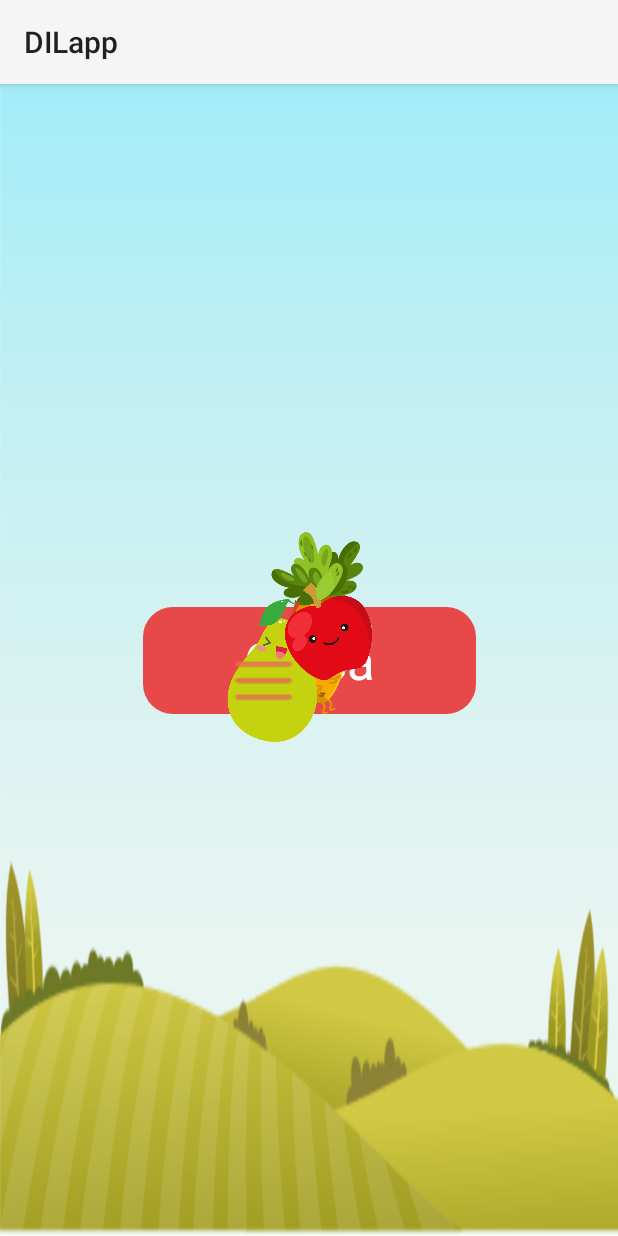
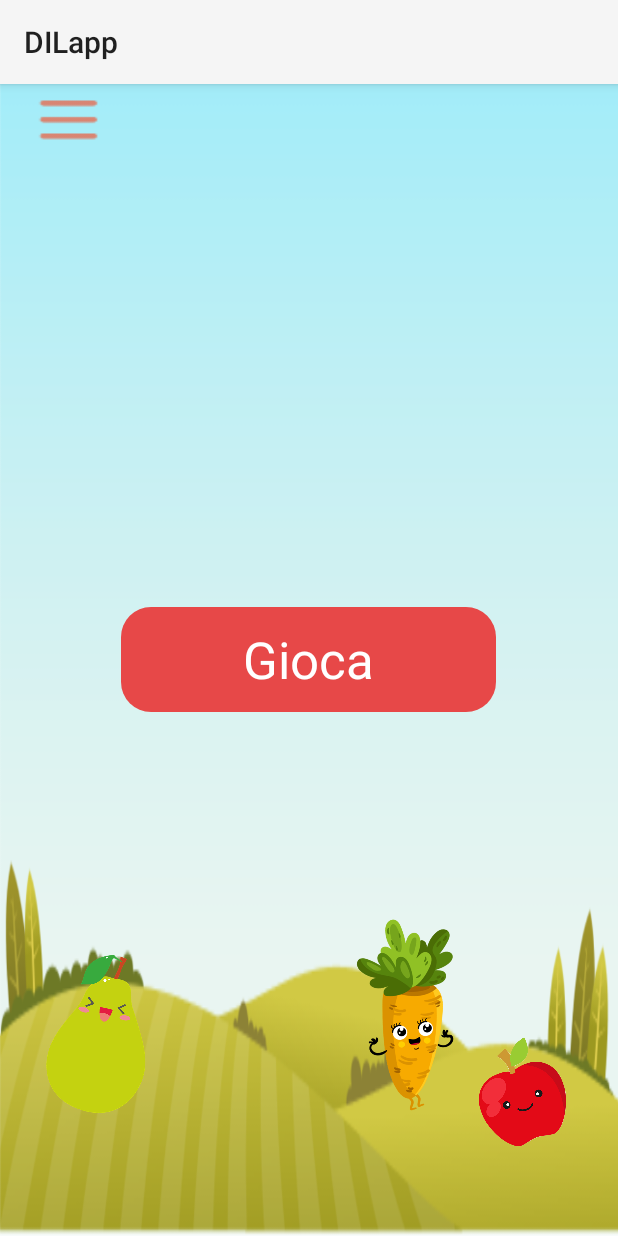
Before and after one commit to MarziaDegiorgi/DILapp, an Android app: the LevelmapActivity screen opened directly, with no data from a screen before it, on a phone screen of 412 x 824 dp. Run offline under Robolectric (Android 15) with nearby library versions, the phone set to English and light mode, and no system bars.

Commit message:
added relative layout with constraints

```diff
--- a/app/src/main/res/layout-land/activity_levelmap.xml
+++ b/app/src/main/res/layout-land/activity_levelmap.xml
@@ -7,90 +7,79 @@
     android:background="@drawable/background_menu_land"
     tools:context="com.polimi.dilapp.LevelmapActivity">
 
+    <RelativeLayout
+        android:id="@+id/RelativeLayout"
+        android:layout_width="match_parent"
+        android:layout_height="match_parent"
+        android:paddingLeft="16dp"
+        android:paddingRight="16dp">
 
         <Button
             android:id="@+id/playButton"
             style="@android:style/Widget.DeviceDefault.Button.Borderless"
-        android:layout_width="163dp"
-        android:layout_height="76dp"
-        android:layout_marginBottom="8dp"
-        android:layout_marginEnd="8dp"
-        android:layout_marginStart="44dp"
-        android:layout_marginTop="28dp"
+            android:layout_width="250dp"
+            android:layout_height="70dp"
+            android:layout_alignParentTop="true"
+            android:layout_alignParentStart="true"
+            android:layout_marginTop="20dp"
+            android:layout_marginStart="20dp"
             android:background="@drawable/roundedbutton"
             android:backgroundTint="@color/colorPrimaryDark"
             android:text="@string/play"
             android:textAlignment="center"
             android:textAppearance="@style/TextAppearance.AppCompat.Display1"
             android:textColor="?android:attr/colorForegroundInverse"
-        app:layout_constraintBottom_toBottomOf="parent"
-        app:layout_constraintEnd_toEndOf="parent"
-        app:layout_constraintStart_toStartOf="parent"
-        app:layout_constraintTop_toTopOf="parent"
             />
+
+        <Button
+            android:id="@+id/menuButton"
+            android:layout_width="60dp"
+            android:layout_height="wrap_content"
+            android:layout_alignParentTop="true"
+            android:layout_alignParentEnd="true"
+            android:layout_marginEnd="20dp"
+            android:layout_marginTop="20dp"
+            android:background="@drawable/ic_action_menu"
+            android:onClick="showPopup"/>
 
         <ImageView
             android:id="@+id/carrot"
             android:layout_width="231dp"
             android:layout_height="144dp"
-        android:layout_marginBottom="8dp"
-        android:layout_marginEnd="8dp"
-        android:layout_marginStart="8dp"
-        android:layout_marginTop="8dp"
-        app:layout_constraintBottom_toBottomOf="parent"
-        app:layout_constraintEnd_toEndOf="parent"
-        app:layout_constraintHorizontal_bias="0.86"
-        app:layout_constraintStart_toStartOf="parent"
-        app:layout_constraintTop_toTopOf="parent"
-        app:layout_constraintVertical_bias="0.903"
-        app:srcCompat="@drawable/carrot" />
+            android:layout_alignParentBottom="true"
+            android:layout_centerHorizontal="true"
+            android:layout_marginBottom="50dp"
+            app:srcCompat="@drawable/carrot"
+            android:contentDescription="TODO" />
 
         <ImageView
             android:id="@+id/pear"
             android:layout_width="122dp"
             android:layout_height="119dp"
-        android:layout_marginEnd="8dp"
-        android:layout_marginStart="8dp"
-        app:layout_constraintBottom_toBottomOf="parent"
-        app:layout_constraintEnd_toEndOf="parent"
-        app:layout_constraintHorizontal_bias="0.411"
-        app:layout_constraintStart_toStartOf="parent"
-        app:layout_constraintTop_toTopOf="parent"
-        app:layout_constraintVertical_bias="0.884"
-        app:srcCompat="@drawable/pear" />
+            android:layout_alignParentBottom="true"
+            android:layout_alignParentEnd="true"
+            android:layout_marginEnd="40dp"
+            android:layout_marginBottom="40dp"
+            app:srcCompat="@drawable/pear"
+            android:contentDescription="TODO" />
 
         <ImageView
             android:id="@+id/apple"
             android:layout_width="128dp"
             android:layout_height="112dp"
-        android:layout_marginBottom="16dp"
-        android:layout_marginEnd="4dp"
-        android:layout_marginStart="8dp"
-        android:layout_marginTop="8dp"
-        app:layout_constraintBottom_toBottomOf="parent"
-        app:layout_constraintEnd_toEndOf="parent"
-        app:layout_constraintHorizontal_bias="0.942"
-        app:layout_constraintStart_toStartOf="parent"
-        app:layout_constraintTop_toTopOf="parent"
-        app:layout_constraintVertical_bias="0.94"
-        app:srcCompat="@drawable/logofruitvector" />
+            android:layout_alignParentBottom="true"
+            android:layout_alignParentEnd="true"
+            android:layout_marginEnd="160dp"
+            android:layout_marginBottom="20dp"
+            app:srcCompat="@drawable/logofruitvector"
+            android:contentDescription="TODO" />
 
-    <Button
-        android:id="@+id/menuButton"
-        android:layout_width="60dp"
-        android:layout_height="wrap_content"
-        android:layout_marginBottom="8dp"
-        android:layout_marginEnd="68dp"
-        android:layout_marginStart="8dp"
-        android:layout_marginTop="36dp"
-        android:background="@drawable/ic_action_menu"
-        app:layout_constraintBottom_toBottomOf="parent"
-        app:layout_constraintEnd_toEndOf="parent"
-        app:layout_constraintHorizontal_bias="1.0"
-        app:layout_constraintStart_toStartOf="parent"
-        app:layout_constraintTop_toTopOf="parent"
-        app:layout_constraintVertical_bias="0.0"
-        android:onClick="showPopup"/>
+
+
+    </RelativeLayout>
+
+
+
 
 
 </android.support.constraint.ConstraintLayout>
--- a/app/src/main/res/layout/activity_levelmap.xml
+++ b/app/src/main/res/layout/activity_levelmap.xml
@@ -7,85 +7,75 @@
     tools:context="com.polimi.dilapp.LevelmapActivity"
     android:background="@drawable/default_background">
 
+    <RelativeLayout
+        android:id="@+id/RelativeLayout"
+        android:layout_width="match_parent"
+        android:layout_height="match_parent"
+        android:paddingLeft="16dp"
+        android:paddingRight="16dp">
+
         <Button
             android:id="@+id/playButton"
             style="@android:style/Widget.DeviceDefault.Button.Borderless"
-        android:layout_width="222dp"
-        android:layout_height="71dp"
+            android:layout_width="250dp"
+            android:layout_height="70dp"
+            android:layout_centerHorizontal="true"
+            android:layout_centerVertical="true"
             android:background="@drawable/roundedbutton"
             android:backgroundTint="@color/colorPrimaryDark"
             android:text="@string/play"
             android:textAlignment="center"
             android:textAppearance="@style/TextAppearance.AppCompat.Display1"
             android:textColor="?android:attr/colorForegroundInverse"
-        app:layout_constraintBottom_toBottomOf="parent"
-        app:layout_constraintEnd_toEndOf="parent"
-        app:layout_constraintStart_toStartOf="parent"
-        app:layout_constraintTop_toTopOf="parent"
-      />
-
+            tools:layout_editor_absoluteX="102dp"
+            tools:layout_editor_absoluteY="256dp" />
 
         <Button
             android:id="@+id/menuButton"
             android:layout_width="60dp"
             android:layout_height="wrap_content"
-        android:layout_marginBottom="8dp"
-        android:layout_marginEnd="68dp"
-        android:layout_marginLeft="16dp"
-        android:layout_marginStart="8dp"
-        android:layout_marginTop="36dp"
+
+            android:layout_alignParentTop="true"
+            android:layout_alignParentStart="true"
             android:background="@drawable/ic_action_menu"
             android:onClick="showPopup"
-        app:layout_constraintBottom_toBottomOf="parent"
-        app:layout_constraintEnd_toEndOf="parent"
-        app:layout_constraintLeft_toLeftOf="parent"
-        app:layout_constraintStart_toStartOf="parent"
-        app:layout_constraintTop_toTopOf="parent"
+
             />
 
         <ImageView
             android:id="@+id/carrot"
-        android:layout_width="147dp"
-        android:layout_height="143dp"
-        android:layout_marginBottom="8dp"
-        android:layout_marginEnd="8dp"
-        android:layout_marginRight="16dp"
-        android:layout_marginStart="8dp"
-        android:layout_marginTop="8dp"
-        app:layout_constraintBottom_toBottomOf="parent"
-        app:layout_constraintEnd_toEndOf="parent"
-        app:layout_constraintRight_toRightOf="parent"
-        app:layout_constraintStart_toStartOf="parent"
-        app:layout_constraintTop_toTopOf="parent"
+            android:layout_width="160dp"
+            android:layout_height="150dp"
+            android:layout_alignParentBottom="true"
+            android:layout_alignParentEnd="true"
+            android:layout_marginBottom="45dp"
+            android:layout_marginEnd="51dp"
+            android:contentDescription="TODO"
             app:srcCompat="@drawable/carrot" />
 
         <ImageView
             android:id="@+id/pear"
-        android:layout_width="60dp"
-        android:layout_height="95dp"
-        app:layout_constraintBottom_toBottomOf="parent"
-        app:layout_constraintEnd_toEndOf="parent"
-        app:layout_constraintLeft_toLeftOf="parent"
-        app:layout_constraintRight_toRightOf="parent"
-        app:layout_constraintStart_toStartOf="parent"
-        app:layout_constraintTop_toTopOf="parent"
+            android:layout_width="70dp"
+            android:layout_height="105dp"
+            android:layout_alignParentBottom="true"
+            android:layout_alignParentStart="true"
+            android:layout_marginBottom="90dp"
+            android:layout_marginStart="40dp"
+            android:contentDescription="TODO"
             app:srcCompat="@drawable/pear" />
 
         <ImageView
             android:id="@+id/apple"
             android:layout_width="89dp"
             android:layout_height="74dp"
-        android:layout_marginBottom="16dp"
-        android:layout_marginEnd="4dp"
-        android:layout_marginRight="16dp"
-        android:layout_marginStart="8dp"
-        android:layout_marginTop="8dp"
-        app:layout_constraintBottom_toBottomOf="parent"
-        app:layout_constraintEnd_toEndOf="parent"
-        app:layout_constraintRight_toRightOf="parent"
-        app:layout_constraintStart_toStartOf="parent"
-        app:layout_constraintTop_toTopOf="parent"
+            android:layout_alignParentBottom="true"
+            android:layout_alignParentEnd="true"
+            android:layout_marginEnd="14dp"
+            android:layout_marginBottom="40dp"
+            android:contentDescription="TODO"
             app:srcCompat="@drawable/logofruitvector" />
+
+    </RelativeLayout>
 
 
 </android.support.constraint.ConstraintLayout>
```
Lines whose indentation alone changed are shown as unchanged.
